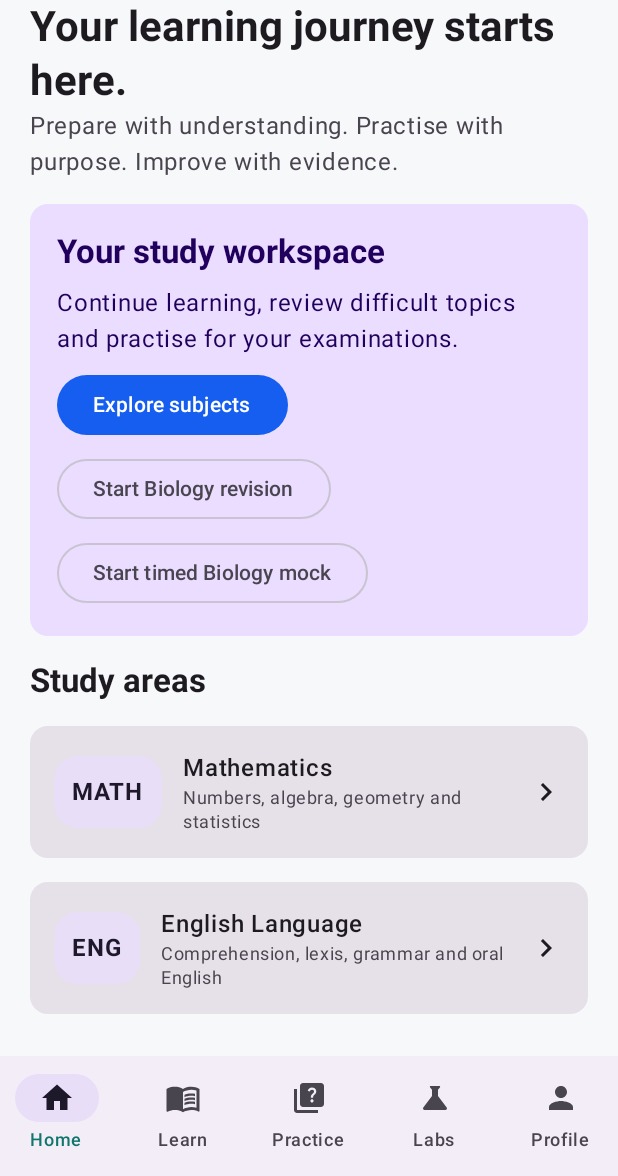
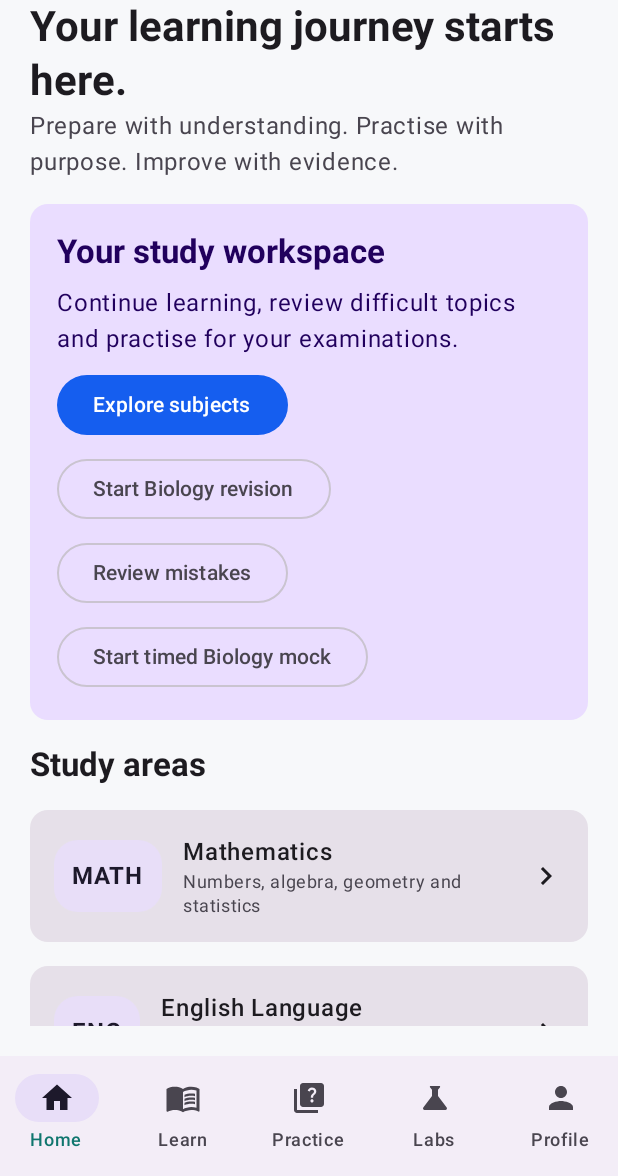
Before and after one commit to kayceenet/MeritPrep-2.0, an Android app built with Jetpack Compose: the screen it shows after launch (MainActivity), on a phone screen of 412 x 824 dp, the part 60-1236 px from its top. Run offline under Robolectric (Android 15) with nearby library versions, the phone set to English and light mode, and no system bars.

Commit message:
Connect offline mistake notebook to navigation and home

```diff
--- a/app/src/main/java/com/kaycee/meritprep/MainActivity.kt
+++ b/app/src/main/java/com/kaycee/meritprep/MainActivity.kt
@@ -79,6 +79,7 @@ private fun MeritPrepApp() {
                 composable("cbt") { CbtScreen() }
                 composable("waec-theory") { BiologyTheoryScreen() }
                 composable("review") { RevisionScreen() }
+                composable("mistakes") { MistakeNotebookScreen() }
                 composable("labs") { VirtualLabScreen() }
                 composable("profile") { ProfileScreen() }
             }
@@ -101,6 +102,7 @@ private fun HomeScreen(nav: NavHostController) {
                     Text("Continue learning, review difficult topics and practise for your examinations.")
                     Button(onClick = { nav.navigate("learn") }) { Text("Explore subjects") }
                     OutlinedButton(onClick = { nav.navigate("review") }) { Text("Start Biology revision") }
+                    OutlinedButton(onClick = { nav.navigate("mistakes") }) { Text("Review mistakes") }
                     OutlinedButton(onClick = { nav.navigate("cbt") }) { Text("Start timed Biology mock") }
                 }
             }
```
